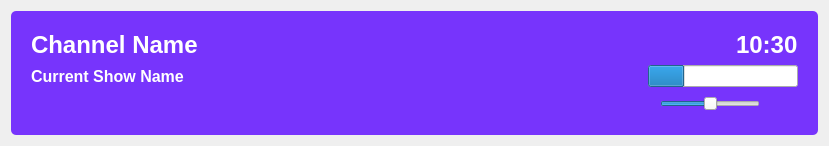
This is tv-maxe/ui/fullscreenToolbar.ui in ov1d1u/tv-maxe-ng as Qt 5 draws it before an edit. The edited form follows.
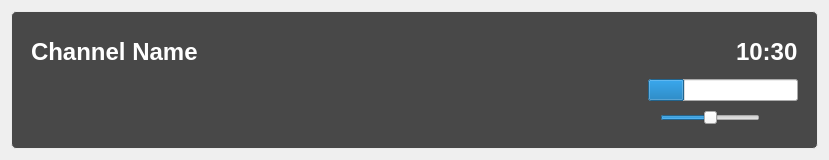
This is the edited form. Icons and pictures are not drawn. Custom widgets are drawn as their Qt base class.

Commit message: Fullscreen toolbar improvements

What changed in the file:
```diff
--- a/tv-maxe/ui/fullscreenToolbar.ui
+++ b/tv-maxe/ui/fullscreenToolbar.ui
@@ -10,7 +10,7 @@
     <x>0</x>
     <y>0</y>
     <width>829</width>
-    <height>120</height>
+    <height>160</height>
    </rect>
   </property>
   <property name="windowTitle">
@@ -24,7 +24,10 @@
     <widget class="QWidget" name="osd_container" native="true">
      <property name="styleSheet">
       <string notr="true">#osd_container { 
-	background-color: rgba(85, 0, 255, 200);
+	border-color: rgb(235, 235, 235);
+	border-style: solid;
+    border-width: 1px;
+	background-color: rgb(25, 25, 25, 200);
     border-radius: 5px;
 }</string>
      </property>
@@ -88,7 +91,7 @@
       <item>
        <layout class="QHBoxLayout" name="horizontalLayout_3">
         <item>
-         <widget class="QLabel" name="label_3">
+         <widget class="ElidedLabel" name="show_name_label">
           <property name="font">
            <font>
             <pointsize>12</pointsize>
@@ -100,7 +103,7 @@
            <string notr="true">color: rgb(255, 255, 255);</string>
           </property>
           <property name="text">
-           <string>Current Show Name</string>
+           <string/>
           </property>
          </widget>
         </item>
@@ -150,6 +153,9 @@
           <property name="text">
            <string/>
           </property>
+          <property name="default">
+           <bool>false</bool>
+          </property>
           <property name="flat">
            <bool>true</bool>
           </property>
@@ -176,6 +182,9 @@
            <iconset>
             <normaloff>:/ico/icons/media-playback-stop.png</normaloff>:/ico/icons/media-playback-stop.png</iconset>
           </property>
+          <property name="default">
+           <bool>false</bool>
+          </property>
           <property name="flat">
            <bool>true</bool>
           </property>
@@ -240,6 +249,9 @@
            <iconset>
             <normaloff>:/ico/icons/view-fullscreen.png</normaloff>:/ico/icons/view-fullscreen.png</iconset>
           </property>
+          <property name="default">
+           <bool>false</bool>
+          </property>
           <property name="flat">
            <bool>true</bool>
           </property>
@@ -252,6 +264,13 @@
    </item>
   </layout>
  </widget>
+ <customwidgets>
+  <customwidget>
+   <class>ElidedLabel</class>
+   <extends>QLabel</extends>
+   <header>elidedlabel.h</header>
+  </customwidget>
+ </customwidgets>
  <resources/>
  <connections/>
 </ui>
```
Left out of the diff: 15 changed lines with no effect on the pictures. The commit also changes 2 other files.
